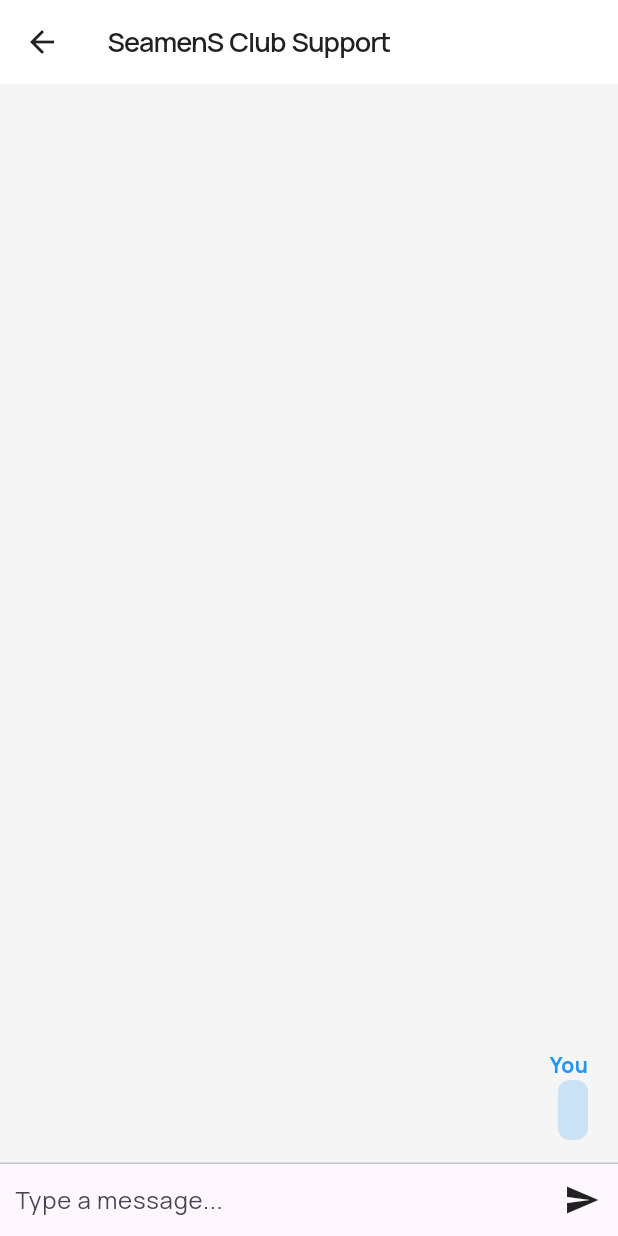
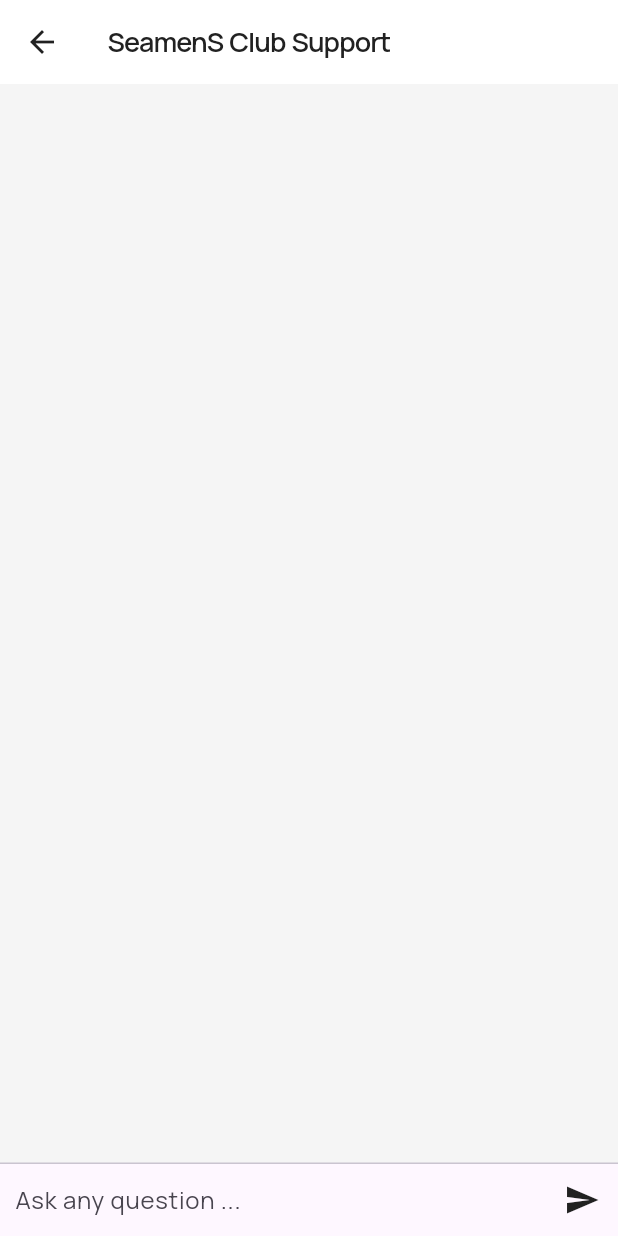
Before and after one commit to RomanDevelop/Seamens_Club_Application, a Flutter app: the ChatGPTScreen screen opened directly, after a tap on the "send" icon, on a phone screen of 412 x 824 dp. Run offline on Flutter 3.47's test engine with Material 3 defaults, Android fonts, the light colour scheme and no system bars; our stand-ins replace cached_network_image, cloud_firestore, dots_indicator, easy_localization, firebase_analytics, firebase_auth and 25 more; missing offline and left inert: app_settings, flutter_facebook_auth, flutter_web_browser, launch_review, reading_time, the_apple_sign_in; accounts and stored records are empty.

Commit message:
gpt chat done with provider

```diff
--- a/lib/app.dart
+++ b/lib/app.dart
@@ -1,5 +1,6 @@
 import 'package:firebase_analytics/firebase_analytics.dart';
 import 'package:flutter/material.dart';
+import 'package:news_app/blocs/gpt_chat_bloc.dart';
 import 'package:news_app/pages/splash.dart';
 import 'package:provider/provider.dart';
 import 'package:easy_localization/easy_localization.dart';
@@ -38,15 +39,14 @@
         builder: (_, mode, child) {
           return MultiProvider(
             providers: [
+              ChangeNotifierProvider<GptChatBloc>(
+                  create: (context) => GptChatBloc()),
               ChangeNotifierProvider<SignInBloc>(
-                create: (context) => SignInBloc(),
-              ),
+                  create: (context) => SignInBloc()),
               ChangeNotifierProvider<CommentsBloc>(
-                create: (context) => CommentsBloc(),
-              ),
+                  create: (context) => CommentsBloc()),
               ChangeNotifierProvider<BookmarkBloc>(
-                create: (context) => BookmarkBloc(),
-              ),
+                  create: (context) => BookmarkBloc()),
               ChangeNotifierProvider<SearchBloc>(
                   create: (context) => SearchBloc()),
               ChangeNotifierProvider<FeaturedBloc>(
--- /dev/null
+++ b/lib/blocs/gpt_chat_bloc.dart
@@ -0,0 +1,13 @@
+import 'package:flutter/material.dart';
+import 'package:news_app/models/message.dart';
+
+class GptChatBloc extends ChangeNotifier {
+  final List<Message> _messages = [];
+
+  List<Message> get messages => _messages;
+
+  void addMessage(Message message) {
+    _messages.insert(0, message);
+    notifyListeners();
+  }
+}
--- /dev/null
+++ b/lib/models/message.dart
@@ -0,0 +1,6 @@
+class Message {
+  final String text;
+  final bool isMe;
+
+  Message({required this.text, required this.isMe});
+}
--- a/lib/pages/chat_gpt_screen.dart
+++ b/lib/pages/chat_gpt_screen.dart
@@ -1,73 +1,26 @@
-import 'dart:convert';
+import 'package:flutter/material.dart';
+import 'package:news_app/blocs/gpt_chat_bloc.dart';
+import 'package:news_app/models/message.dart';
+import 'package:news_app/services/api_service.dart';
+import 'package:provider/provider.dart';
 
-import 'package:flutter/material.dart';
-import 'package:http/http.dart' as http;
-import 'package:news_app/constants/constants.dart';
-
-class ChatGPTScreen extends StatefulWidget {
-  const ChatGPTScreen({super.key});
-
-  @override
-  // ignore: library_private_types_in_public_api
-  _ChatGPTScreenState createState() => _ChatGPTScreenState();
-}
-
-class _ChatGPTScreenState extends State<ChatGPTScreen> {
-  final List<Message> _messages = [];
-
+class ChatGPTScreen extends StatelessWidget {
   final TextEditingController _textEditingController = TextEditingController();
 
-  void onSendMessage() async {
-    Message message = Message(text: _textEditingController.text, isMe: true);
+  void onSendMessage(BuildContext context) async {
+    String text = _textEditingController.text;
+    if (text.isNotEmpty) {
+      Message message = Message(text: text, isMe: true);
+      _textEditingController.clear();
 
-    _textEditingController.clear();
+      Provider.of<GptChatBloc>(context, listen: false).addMessage(message);
 
-    setState(() {
-      _messages.insert(0, message);
-    });
+      String response = await ApiService.sendMessageToChatGpt(text);
 
-    String response = await sendMessageToChatGpt(message.text);
+      Message chatGpt = Message(text: response, isMe: false);
 
-    Message chatGpt = Message(text: response, isMe: false);
-
-    setState(() {
-      _messages.insert(0, chatGpt);
-    });
-  }
-
-  Future<String> sendMessageToChatGpt(String message) async {
-    Uri uri = Uri.parse("https://api.openai.com/v1/chat/completions");
-
-    Map<String, dynamic> body = {
-      "model": "gpt-3.5-turbo",
-      "messages": [
-        {"role": "user", "content": message}
-      ],
-      "max_tokens": 500,
-    };
-
-    final response = await http.post(
-      uri,
-      headers: {
-        "Content-Type": "application/json",
-        "Authorization": "Bearer ${APIKey.OPENAI_API_KEY}",
-      },
-      body: json.encode(body),
-    );
-
-    print(response.body);
-
-    Map<String, dynamic> parsedReponse = json.decode(response.body);
-
-    if (parsedReponse.containsKey('error')) {
-      // Обработка случая ошибки, например, вывод сообщения об ошибке пользователю
-      String errorMessage = parsedReponse['error']['message'];
-      print('Ошибка: $errorMessage');
-      return 'Ошибка: $errorMessage';
+      Provider.of<GptChatBloc>(context, listen: false).addMessage(chatGpt);
     }
-
-    String reply = parsedReponse['choices'][0]['message']['content'];
-    return reply;
   }
 
   Widget _buildMessage(Message message) {
@@ -83,6 +36,7 @@
               message.isMe ? 'You' : 'SeamenS Club Consultant',
               style: TextStyle(
                 fontWeight: FontWeight.bold,
+                fontSize: 19,
                 color: message.isMe ? Colors.blue : Colors.green,
               ),
             ),
@@ -94,12 +48,7 @@
                     : Colors.green.withOpacity(0.2),
                 borderRadius: BorderRadius.circular(8.0),
               ),
-              child: Text(
-                message.text,
-                style: TextStyle(
-                  color: Colors.black,
-                ),
-              ),
+              child: Text(message.text),
             ),
           ],
         ),
@@ -116,11 +65,15 @@
       body: Column(
         children: <Widget>[
           Expanded(
-            child: ListView.builder(
-              reverse: true,
-              itemCount: _messages.length,
-              itemBuilder: (BuildContext context, int index) {
-                return _buildMessage(_messages[index]);
+            child: Consumer<GptChatBloc>(
+              builder: (context, messageProvider, child) {
+                return ListView.builder(
+                  reverse: true,
+                  itemCount: messageProvider.messages.length,
+                  itemBuilder: (BuildContext context, int index) {
+                    return _buildMessage(messageProvider.messages[index]);
+                  },
+                );
               },
             ),
           ),
@@ -132,16 +85,16 @@
                 Expanded(
                   child: TextField(
                     controller: _textEditingController,
-                    decoration: InputDecoration(
+                    decoration: const InputDecoration(
                       contentPadding: EdgeInsets.all(10.0),
-                      hintText: 'Type a message...',
+                      hintText: 'Ask any question ...',
                       border: InputBorder.none,
                     ),
                   ),
                 ),
                 IconButton(
-                  icon: Icon(Icons.send),
-                  onPressed: onSendMessage,
+                  icon: const Icon(Icons.send),
+                  onPressed: () => onSendMessage(context),
                 ),
               ],
             ),
@@ -152,9 +105,168 @@
   }
 }
 
-class Message {
-  final String text;
-  final bool isMe;
 
-  Message({required this.text, required this.isMe});
-}
+
+
+
+
+// import 'dart:convert';
+
+// import 'package:flutter/material.dart';
+// import 'package:http/http.dart' as http;
+// import 'package:news_app/constants/constants.dart';
+
+// class ChatGPTScreen extends StatefulWidget {
+//   const ChatGPTScreen({super.key});
+
+//   @override
+//   // ignore: library_private_types_in_public_api
+//   _ChatGPTScreenState createState() => _ChatGPTScreenState();
+// }
+
+// class _ChatGPTScreenState extends State<ChatGPTScreen> {
+//   final List<Message> _messages = [];
+
+//   final TextEditingController _textEditingController = TextEditingController();
+
+//   void onSendMessage() async {
+//     Message message = Message(text: _textEditingController.text, isMe: true);
+
+//     _textEditingController.clear();
+
+//     setState(() {
+//       _messages.insert(0, message);
+//     });
+
+//     String response = await sendMessageToChatGpt(message.text);
+
+//     Message chatGpt = Message(text: response, isMe: false);
+
+//     setState(() {
+//       _messages.insert(0, chatGpt);
+//     });
+//   }
+
+//   Future<String> sendMessageToChatGpt(String message) async {
+//     Uri uri = Uri.parse("https://api.openai.com/v1/chat/completions");
+
+//     Map<String, dynamic> body = {
+//       "model": "gpt-3.5-turbo",
+//       "messages": [
+//         {"role": "user", "content": message}
+//       ],
+//       "max_tokens": 500,
+//     };
+
+//     final response = await http.post(
+//       uri,
+//       headers: {
+//         "Content-Type": "application/json",
+//         "Authorization": "Bearer ${APIKey.OPENAI_API_KEY}",
+//       },
+//       body: json.encode(body),
+//     );
+
+//     print(response.body);
+
+//     Map<String, dynamic> parsedReponse = json.decode(response.body);
+
+//     if (parsedReponse.containsKey('error')) {
+//       // Обработка случая ошибки, например, вывод сообщения об ошибке пользователю
+//       String errorMessage = parsedReponse['error']['message'];
+//       print('Ошибка: $errorMessage');
+//       return 'Ошибка: $errorMessage';
+//     }
+
+//     String reply = parsedReponse['choices'][0]['message']['content'];
+//     return reply;
+//   }
+
+//   Widget _buildMessage(Message message) {
+//     return Container(
+//       margin: const EdgeInsets.symmetric(vertical: 10.0),
+//       child: Padding(
+//         padding: const EdgeInsets.symmetric(horizontal: 20, vertical: 5),
+//         child: Column(
+//           crossAxisAlignment:
+//               message.isMe ? CrossAxisAlignment.end : CrossAxisAlignment.start,
+//           children: <Widget>[
+//             Text(
+//               message.isMe ? 'You' : 'SeamenS Club Consultant',
+//               style: TextStyle(
+//                 fontWeight: FontWeight.bold,
+//                 color: message.isMe ? Colors.blue : Colors.green,
+//               ),
+//             ),
+//             Container(
+//               padding: EdgeInsets.all(10.0),
+//               decoration: BoxDecoration(
+//                 color: message.isMe
+//                     ? Colors.blue.withOpacity(0.2)
+//                     : Colors.green.withOpacity(0.2),
+//                 borderRadius: BorderRadius.circular(8.0),
+//               ),
+//               child: Text(
+//                 message.text,
+//                 style: TextStyle(
+//                   color: Colors.black,
+//                 ),
+//               ),
+//             ),
+//           ],
+//         ),
+//       ),
+//     );
+//   }
+
+//   @override
+//   Widget build(BuildContext context) {
+//     return Scaffold(
+//       appBar: AppBar(
+//         title: const Text('SeamenS Club Support'),
+//       ),
+//       body: Column(
+//         children: <Widget>[
+//           Expanded(
+//             child: ListView.builder(
+//               reverse: true,
+//               itemCount: _messages.length,
+//               itemBuilder: (BuildContext context, int index) {
+//                 return _buildMessage(_messages[index]);
+//               },
+//             ),
+//           ),
+//           const Divider(height: 1.0),
+//           Container(
+//             decoration: BoxDecoration(color: Theme.of(context).cardColor),
+//             child: Row(
+//               children: <Widget>[
+//                 Expanded(
+//                   child: TextField(
+//                     controller: _textEditingController,
+//                     decoration: InputDecoration(
+//                       contentPadding: EdgeInsets.all(10.0),
+//                       hintText: 'Type a message...',
+//                       border: InputBorder.none,
+//                     ),
+//                   ),
+//                 ),
+//                 IconButton(
+//                   icon: Icon(Icons.send),
+//                   onPressed: onSendMessage,
+//                 ),
+//               ],
+//             ),
+//           ),
+//         ],
+//       ),
+//     );
+//   }
+// }
+
+// class Message {
+//   final String text;
+//   final bool isMe;
+
+//   Message({required this.text, required this.isMe});
+// }
--- /dev/null
+++ b/lib/services/api_service.dart
@@ -0,0 +1,40 @@
+import 'dart:convert';
+import 'package:http/http.dart' as http;
+import 'package:news_app/constants/constants.dart';
+
+class ApiService {
+  static Future<String> sendMessageToChatGpt(String message) async {
+    Uri uri = Uri.parse("https://api.openai.com/v1/chat/completions");
+
+    Map<String, dynamic> body = {
+      "model": "gpt-3.5-turbo",
+      "messages": [
+        {"role": "user", "content": message}
+      ],
+      "max_tokens": 500,
+    };
+
+    final response = await http.post(
+      uri,
+      headers: {
+        "Content-Type": "application/json",
+        "Authorization": "Bearer ${APIKey.OPENAI_API_KEY}",
+      },
+      body: json.encode(body),
+    );
+
+    print(response.body);
+
+    Map<String, dynamic> parsedReponse = json.decode(response.body);
+
+    if (parsedReponse.containsKey('error')) {
+      // Обработка случая ошибки
+      String errorMessage = parsedReponse['error']['message'];
+      print('Ошибка: $errorMessage');
+      return 'Ошибка: $errorMessage';
+    }
+
+    String reply = parsedReponse['choices'][0]['message']['content'];
+    return reply;
+  }
+}
```
